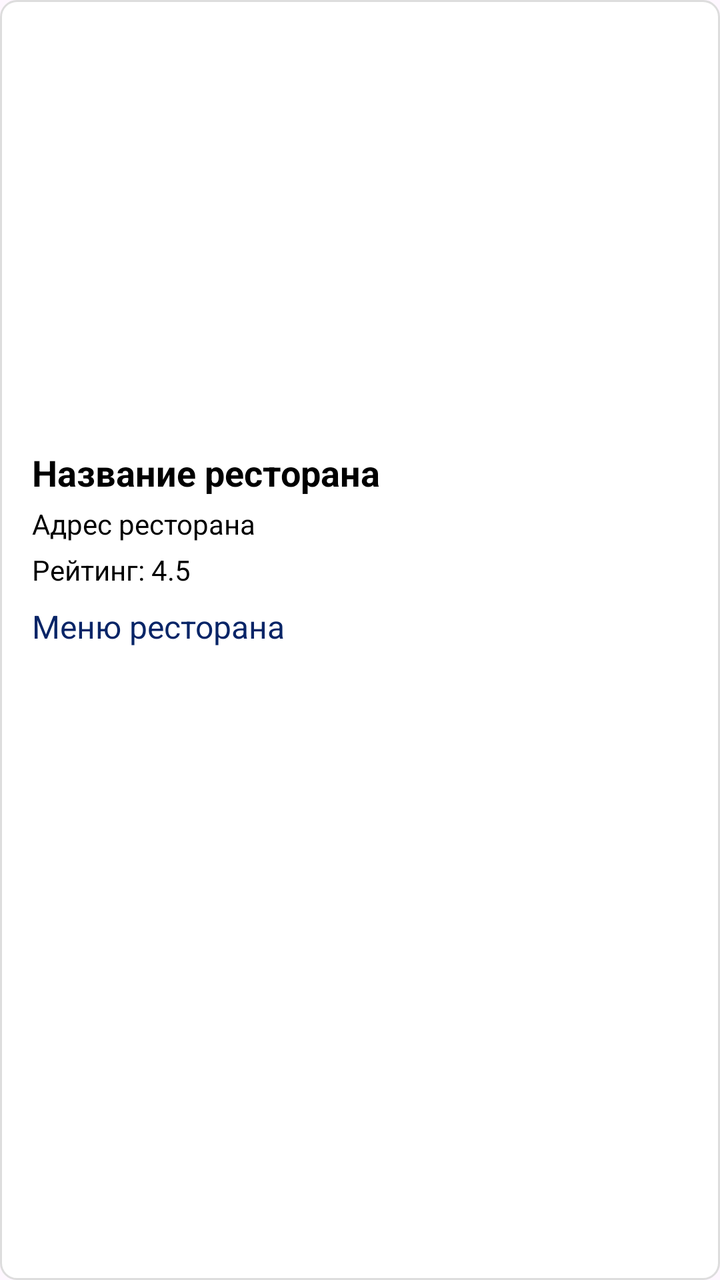
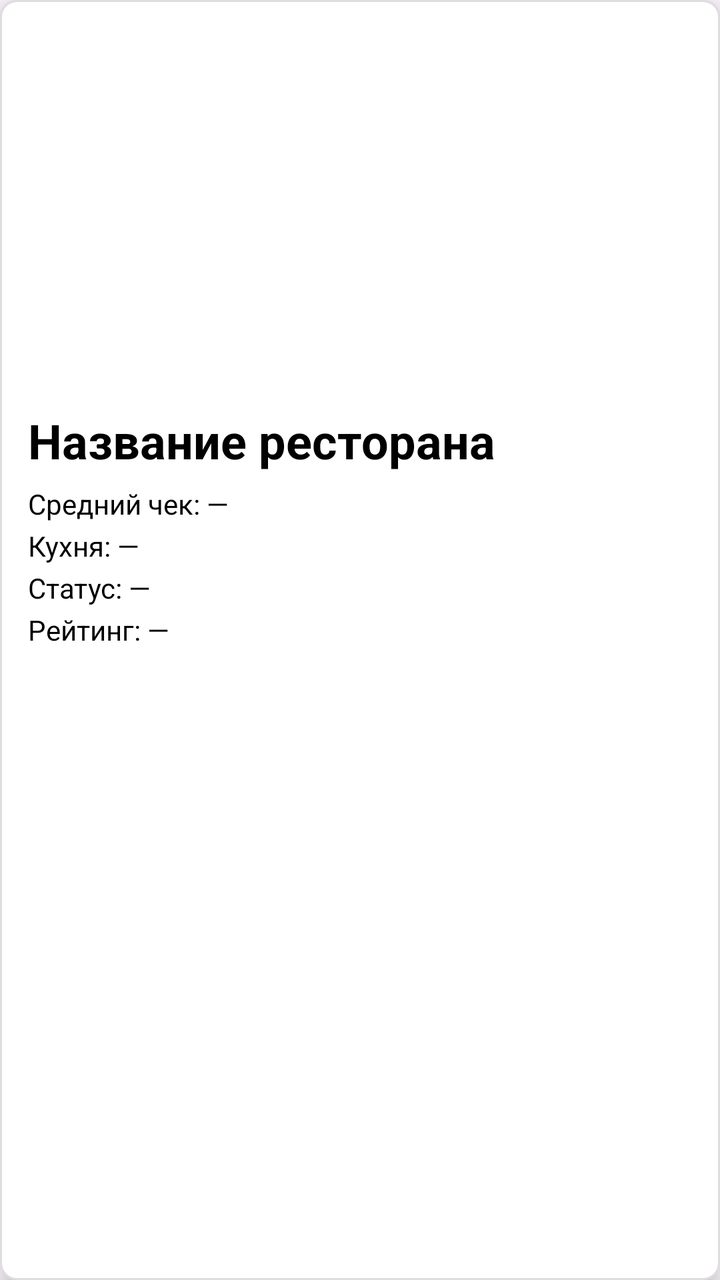

An Android layout rendered at two revisions. The XML below is the earlier revision; the diff shows what the commit changed to produce the second picture.
<!-- AndroidManifest.xml: application theme Theme.VacationVenture -->
<!-- res/layout/item_restaurant.xml -->
<?xml version="1.0" encoding="utf-8"?>
<LinearLayout xmlns:android="http://schemas.android.com/apk/res/android"
    android:layout_width="match_parent"
    android:layout_height="wrap_content"
    android:orientation="vertical"
    android:padding="16dp"
    android:layout_marginBottom="16dp"
    android:background="@drawable/item_background"
    android:textColor="@color/black"
    android:textColorHint="@color/grey">

    
    <ImageView
        android:id="@+id/restaurantImage"
        android:layout_width="match_parent"
        android:layout_height="200dp"
        android:scaleType="centerCrop"
        android:contentDescription="Restaurant Image"
        android:layout_marginBottom="8dp" />

    
    <TextView
        android:id="@+id/restaurantName"
        android:layout_width="wrap_content"
        android:layout_height="wrap_content"
        android:textStyle="bold"
        android:textSize="18sp"
        android:paddingBottom="4dp"
        android:text="Название ресторана"
        android:textColor="@color/black"/>

    <TextView
        android:id="@+id/restaurantAddress"
        android:layout_width="wrap_content"
        android:layout_height="wrap_content"
        android:paddingBottom="4dp"
        android:text="Адрес ресторана"
        android:textColor="@color/black"/>

    <TextView
        android:id="@+id/restaurantRating"
        android:layout_width="wrap_content"
        android:layout_height="wrap_content"
        android:paddingBottom="8dp"
        android:text="Рейтинг: 4.5"
        android:textColor="@color/black"/>

    <TextView
        android:id="@+id/restaurantMenuLink"
        android:layout_width="wrap_content"
        android:layout_height="wrap_content"
        android:text="Меню ресторана"
        android:textColor="@color/darkblue"
        android:textSize="16sp"
        android:paddingBottom="8dp" />

</LinearLayout>
<!-- resources referenced by this layout -->
<resources>
  <color name="black">#FF000000</color>
  <color name="darkblue">#082567</color>
  <color name="grey">#ff424242</color>
  <!-- drawable item_background (drawable) -->
  <shape xmlns:android="http://schemas.android.com/apk/res/android">
      <solid android:color="#FFFFFF" />
      <corners android:radius="8dp" />
      <padding
          android:left="16dp"
          android:top="16dp"
          android:right="16dp"
          android:bottom="16dp" />
      <stroke
          android:width="1dp"
          android:color="#DDDDDD" />
  </shape>
  <style name="Theme.VacationVenture" parent="Base.Theme.VacationVenture" />
  <style name="Base.Theme.VacationVenture" parent="Theme.Material3.DayNight.NoActionBar">
          <item name="colorPrimary">@color/blue</item>
          <item name="colorPrimaryVariant">@color/darkblue</item>
          <item name="colorOnPrimary">@color/white</item>
      </style>
  <color name="blue">#1164B4</color>
  <color name="white">#FFFFFFFF</color>
</resources>

<!-- the commit's change to res/layout/item_restaurant.xml (unified diff, before → after) -->
@@ -1,57 +1,110 @@
-<?xml version="1.0" encoding="utf-8"?>
 <LinearLayout xmlns:android="http://schemas.android.com/apk/res/android"
-    android:layout_width="match_parent"
-    android:layout_height="wrap_content"
-    android:orientation="vertical"
-    android:padding="16dp"
-    android:layout_marginBottom="16dp"
-    android:background="@drawable/item_background"
-    android:textColor="@color/black"
-    android:textColorHint="@color/grey">
+        xmlns:app="http://schemas.android.com/apk/res-auto"
+        android:layout_width="match_parent"
+        android:layout_height="wrap_content"
+        android:orientation="vertical"
+        android:padding="14dp"
+        android:layout_marginHorizontal="8dp"
+        android:layout_marginVertical="6dp"
+        android:background="@drawable/item_background"
+        android:elevation="4dp"
+        android:translationZ="2dp"
+        android:textColor="@color/black"
+        android:textColorHint="@color/grey">
 
-    
     <ImageView
-        android:id="@+id/restaurantImage"
-        android:layout_width="match_parent"
-        android:layout_height="200dp"
-        android:scaleType="centerCrop"
-        android:contentDescription="Restaurant Image"
-        android:layout_marginBottom="8dp" />
-
-    
-    <TextView
-        android:id="@+id/restaurantName"
-        android:layout_width="wrap_content"
-        android:layout_height="wrap_content"
-        android:textStyle="bold"
-        android:textSize="18sp"
-        android:paddingBottom="4dp"
-        android:text="Название ресторана"
-        android:textColor="@color/black"/>
+            android:id="@+id/restaurant_image"
+            android:layout_width="match_parent"
+            android:layout_height="180dp"
+            android:scaleType="centerCrop"
+            android:contentDescription="Изображение ресторана" />
 
     <TextView
-        android:id="@+id/restaurantAddress"
-        android:layout_width="wrap_content"
-        android:layout_height="wrap_content"
-        android:paddingBottom="4dp"
-        android:text="Адрес ресторана"
-        android:textColor="@color/black"/>
+            android:id="@+id/restaurant_name"
+            android:layout_width="wrap_content"
+            android:layout_height="wrap_content"
+            android:textStyle="bold"
+            android:layout_marginTop="10dp"
+            android:textSize="24sp"
+            android:text="Название ресторана"
+            android:textColor="@color/black"/>
 
     <TextView
-        android:id="@+id/restaurantRating"
-        android:layout_width="wrap_content"
-        android:layout_height="wrap_content"
-        android:paddingBottom="8dp"
-        android:text="Рейтинг: 4.5"
-        android:textColor="@color/black"/>
+            android:id="@+id/restaurant_price"
+            android:layout_width="wrap_content"
+            android:layout_height="wrap_content"
+            android:layout_marginTop="6dp"
+            android:text="Средний чек: —"
+            android:textSize="14sp"
+            android:textColor="@color/black"/>
 
     <TextView
-        android:id="@+id/restaurantMenuLink"
-        android:layout_width="wrap_content"
-        android:layout_height="wrap_content"
-        android:text="Меню ресторана"
-        android:textColor="@color/darkblue"
-        android:textSize="16sp"
-        android:paddingBottom="8dp" />
+            android:id="@+id/restaurant_cuisine"
+            android:layout_width="wrap_content"
+            android:layout_height="wrap_content"
+            android:layout_marginTop="2dp"
+            android:text="Кухня: —"
+            android:textSize="14sp"
+            android:textColor="@color/black"/>
+
+    <TextView
+            android:id="@+id/restaurant_status"
+            android:layout_width="wrap_content"
+            android:layout_height="wrap_content"
+            android:layout_marginTop="2dp"
+            android:text="Статус: —"
+            android:textSize="14sp"
+            android:textColor="@color/black"/>
+
+    <TextView
+            android:id="@+id/restaurant_rating"
+            android:layout_width="wrap_content"
+            android:layout_height="wrap_content"
+            android:layout_marginTop="2dp"
+            android:text="Рейтинг: —"
+            android:textSize="14sp"
+            android:textColor="@color/black"/>
+
+    <androidx.cardview.widget.CardView
+            android:id="@+id/review_box"
+            android:layout_width="match_parent"
+            android:layout_height="wrap_content"
+            android:layout_marginTop="10dp"
+            android:visibility="gone"
+            app:cardCornerRadius="12dp"
+            app:cardElevation="0dp"
+            app:cardBackgroundColor="#E3F2FD">
+
+        <TextView
+                android:id="@+id/restaurant_review"
+                android:layout_width="match_parent"
+                android:layout_height="wrap_content"
+                android:padding="12dp"
+                android:text="Отзыв"
+                android:textSize="14sp"
+                android:textColor="@color/black"
+                android:maxLines="3"
+                android:ellipsize="end"/>
+    </androidx.cardview.widget.CardView>
+
+    <TextView
+            android:id="@+id/menu_link"
+            android:layout_width="wrap_content"
+            android:layout_height="wrap_content"
+            android:text="Меню"
+            android:textColor="@color/darkblue"
+            android:textSize="16sp"
+            android:visibility="gone"
+            android:layout_marginTop="12dp" />
+
+    <TextView
+            android:id="@+id/event_link"
+            android:layout_width="wrap_content"
+            android:layout_height="wrap_content"
+            android:text="Подробнее"
+            android:textColor="@color/darkblue"
+            android:textSize="16sp"
+            android:layout_marginTop="6dp"
+            android:visibility="gone" />
 
 </LinearLayout>
